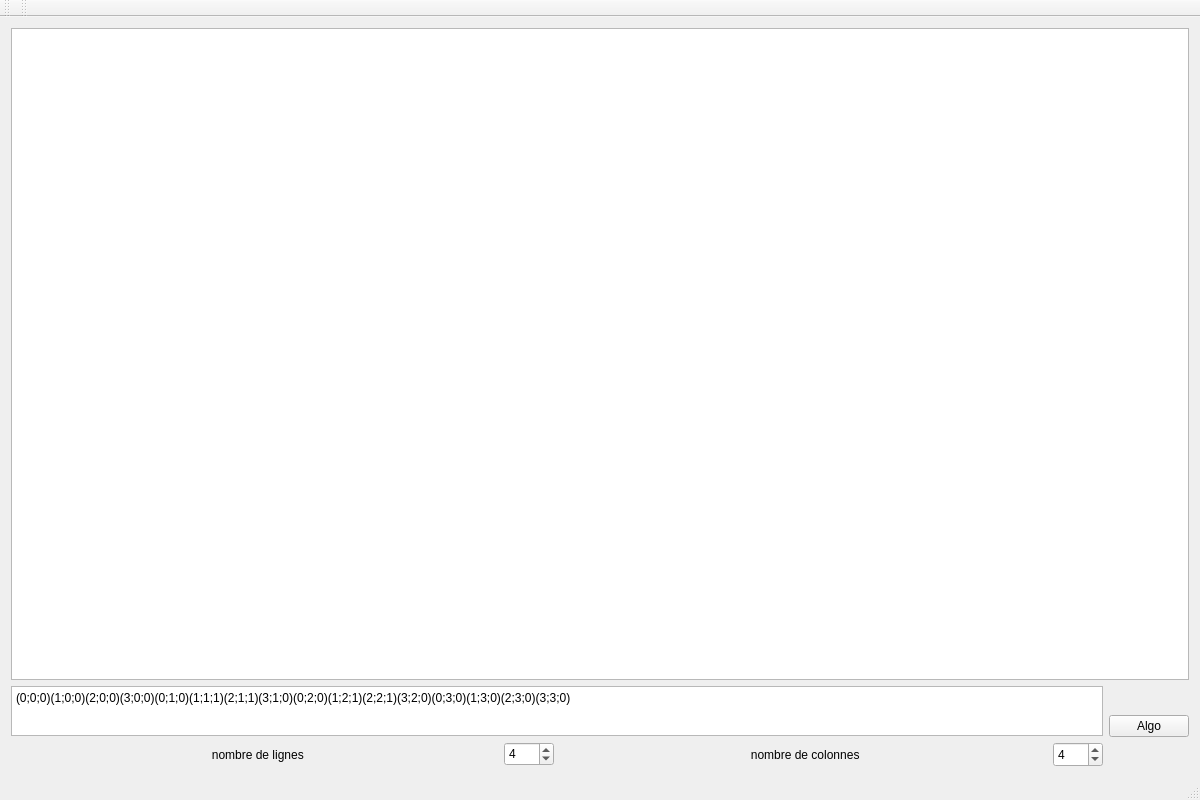
Mric26/M1-S8, file Geo Num/TP8_GeoNum/mainwindow.ui: the form before one commit.
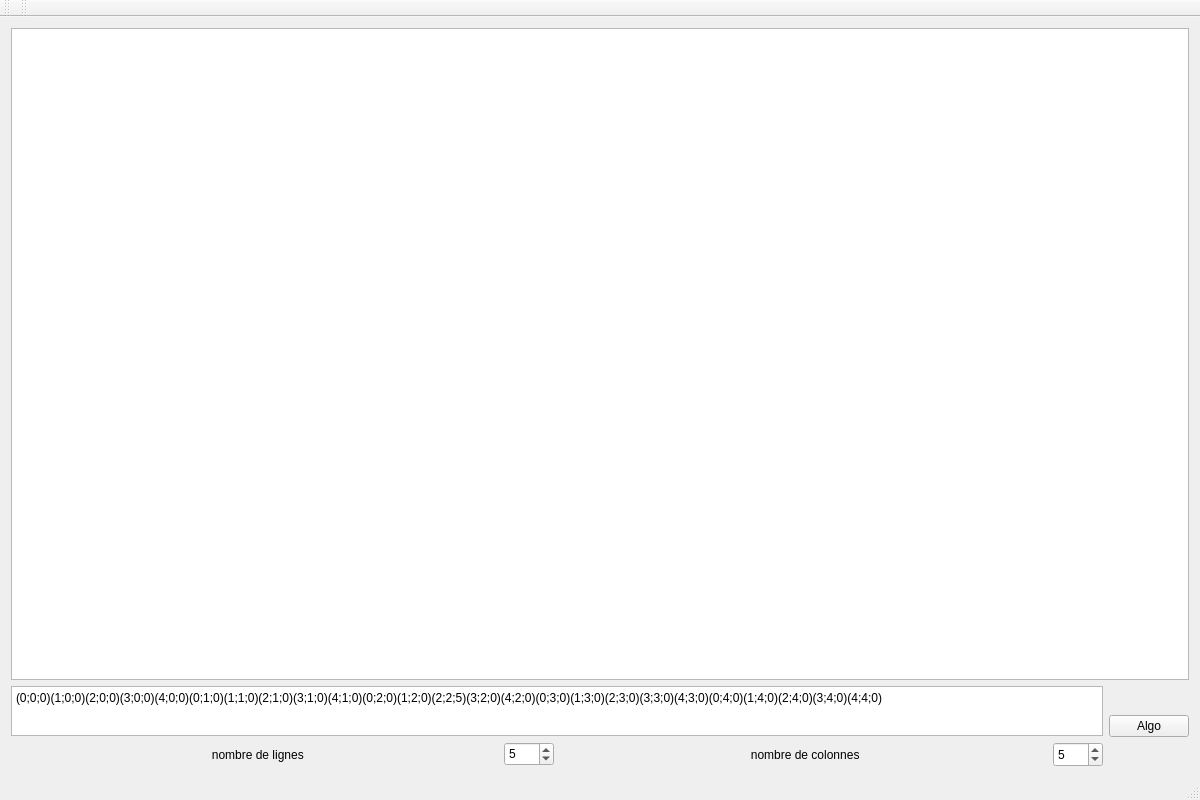
The form after the commit.

What changed in the file:
```diff
--- a/Geo Num/TP8_GeoNum/mainwindow.ui
+++ b/Geo Num/TP8_GeoNum/mainwindow.ui
@@ -35,7 +35,7 @@
            </size>
           </property>
           <property name="plainText">
-           <string>(0;0;0)(1;0;0)(2;0;0)(3;0;0)(0;1;0)(1;1;1)(2;1;1)(3;1;0)(0;2;0)(1;2;1)(2;2;1)(3;2;0)(0;3;0)(1;3;0)(2;3;0)(3;3;0)</string>
+           <string>(0;0;0)(1;0;0)(2;0;0)(3;0;0)(4;0;0)(0;1;0)(1;1;0)(2;1;0)(3;1;0)(4;1;0)(0;2;0)(1;2;0)(2;2;5)(3;2;0)(4;2;0)(0;3;0)(1;3;0)(2;3;0)(3;3;0)(4;3;0)(0;4;0)(1;4;0)(2;4;0)(3;4;0)(4;4;0)</string>
           </property>
          </widget>
         </item>
@@ -60,7 +60,7 @@
              </size>
             </property>
             <property name="value">
-             <number>4</number>
+             <number>5</number>
             </property>
            </widget>
           </item>
@@ -83,7 +83,7 @@
              </size>
             </property>
             <property name="value">
-             <number>4</number>
+             <number>5</number>
             </property>
            </widget>
           </item>
```
Left out of the diff: 2 changed lines with no effect on the pictures.
